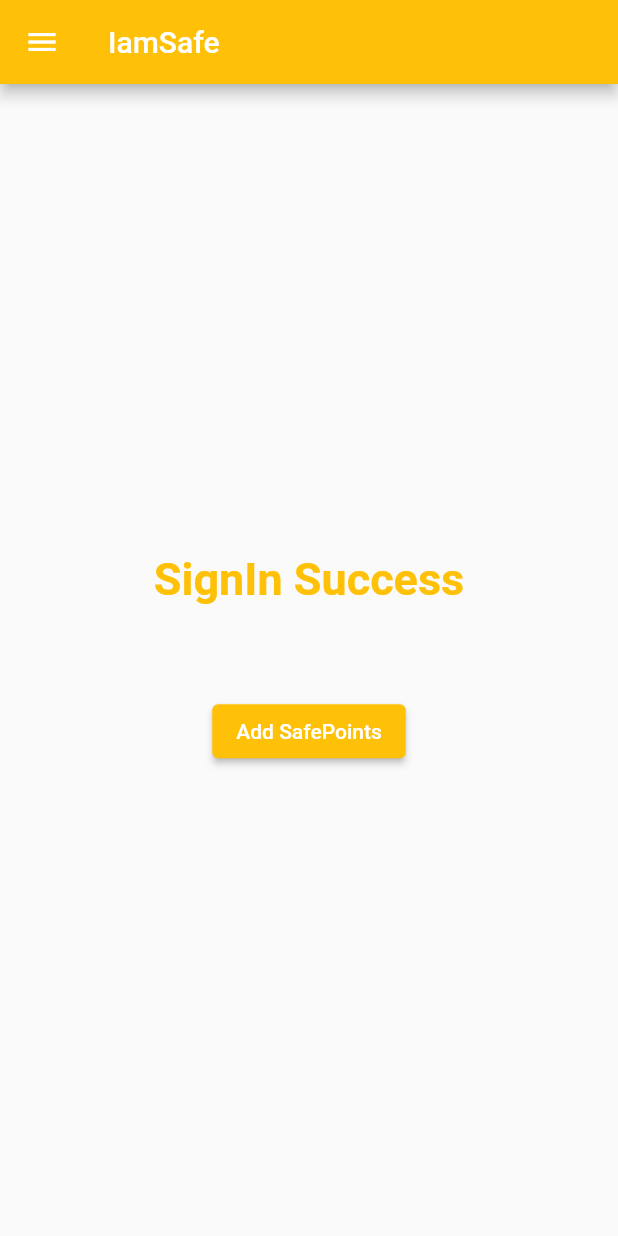
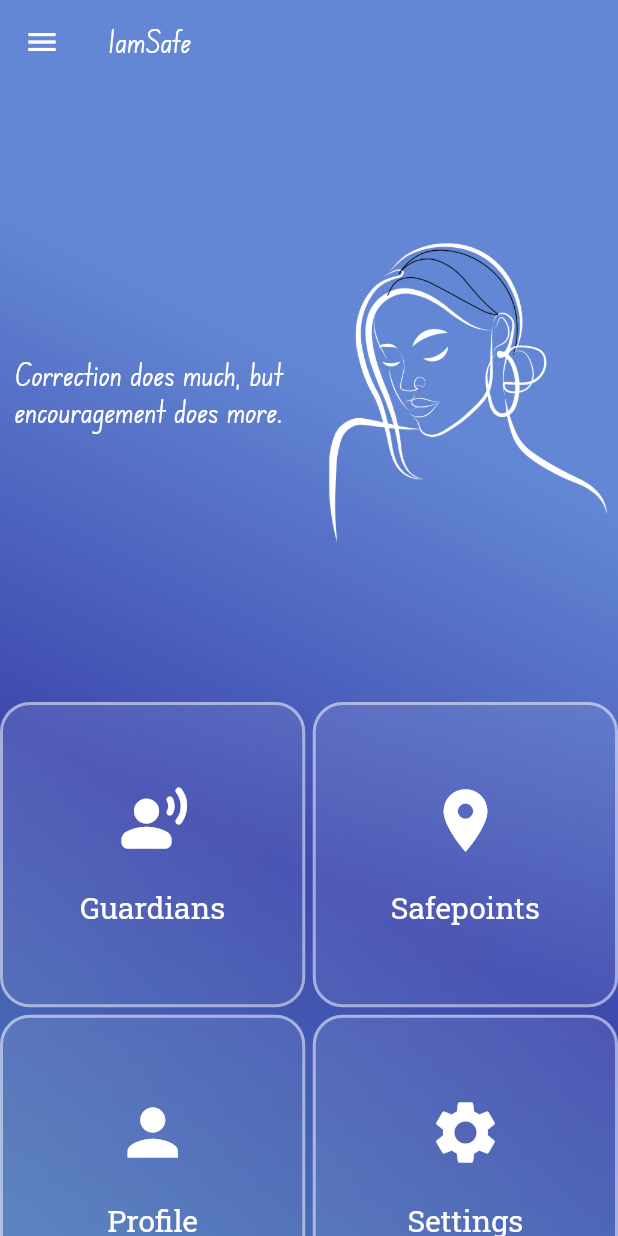
Before and after one commit to AwalkzzD/iamsafe, a Flutter app: the HomePage screen opened directly, on a phone screen of 412 x 824 dp. Run offline on Flutter 3.47's test engine with Material 2 defaults, Android fonts, the phone set to English and light mode, and no system bars; drawn by our look-alikes of glassmorphism; our stand-ins replace animated_splash_screen, audioplayers, cloud_firestore, firebase_auth, firebase_core, flutter_map and 7 more; missing offline and left inert: background_sms, flutter_email_sender, flutter_sound, fluttercontactpicker, geofence_flutter, noise_meter; accounts and stored records are empty.

Commit message:
ui modifications and guardians added

```diff
--- a/lib/home.dart
+++ b/lib/home.dart
@@ -1,7 +1,9 @@
 import 'package:firebase_core/firebase_core.dart';
 import 'package:flutter/material.dart';
 import 'package:firebase_auth/firebase_auth.dart';
+import 'package:glassmorphism/glassmorphism.dart';
 import 'package:iamsafe/database.dart';
+import 'package:iamsafe/guardians.dart';
 import 'package:iamsafe/location.dart';
 import 'package:iamsafe/microphone.dart';
 import 'package:iamsafe/profilepage.dart';
@@ -23,54 +25,103 @@ class _HomePageState extends State<HomePage> {
   Future<void> _logout() async {
     try {
       await FirebaseAuth.instance.signOut();
-      // Navigator.push(
-      //     context, MaterialPageRoute(builder: (context) => LoginPage()));
     } catch (e) {
       // ignore: avoid_print
       print(e.toString());
     }
   }
 
-  getData(String uid) async {
-    _map = (await DatabaseService().getUser(uid));
+  getData(String? uid) async {
+    _map = (await DatabaseService().getUser(uid!));
     setState(() {
       phoneNum = _map['phoneNum'].toString();
       userID = _map['userID'].toString();
     });
   }
 
+  Future _getUserDetails() async {
+    final user = FirebaseAuth.instance.currentUser;
+    getData(user?.uid);
+    if (user == null) {
+      return const CircularProgressIndicator();
+    }
+  }
+
   @override
   Widget build(BuildContext context) {
+    _getUserDetails();
     return Scaffold(
+      extendBodyBehindAppBar: true,
       appBar: AppBar(
-        title: const Text("IamSafe"),
-        backgroundColor: Colors.amber,
+        backgroundColor: Colors.transparent,
+        bottomOpacity: 0.0,
+        elevation: 0,
+        title: const Text(
+          "IamSafe",
+          style: TextStyle(fontFamily: 'EduNSWACTFoundation'),
         ),
-      drawer: Drawer(
+      ),
+      drawer: GlassmorphicContainer(
+        width: MediaQuery.of(context).size.width / 1.3,
+        height: MediaQuery.of(context).size.height,
+        borderRadius: 20,
+        border: 2,
+        blur: 20,
+        linearGradient: LinearGradient(
+            begin: Alignment.topLeft,
+            end: Alignment.bottomRight,
+            colors: [
+              const Color(0xFFffffff).withOpacity(0.1),
+              const Color(0xFFFFFFFF).withOpacity(0.05),
+            ],
+            // ignore: prefer_const_literals_to_create_immutables
+            stops: [
+              0.1,
+              1,
+            ]),
+        borderGradient: LinearGradient(
+          begin: Alignment.topLeft,
+          end: Alignment.bottomRight,
+          colors: [
+            const Color(0xFFffffff).withOpacity(0.5),
+            const Color((0xFFFFFFFF)).withOpacity(0.5),
+          ],
+        ),
         child: ListView(
           padding: EdgeInsets.zero,
           children: [
             UserAccountsDrawerHeader(
               decoration: const BoxDecoration(
-                color: Colors.amber,
+                color: Color.fromRGBO(70, 111, 165, 1),
               ),
               accountName: Text(
                 phoneNum,
                 style: const TextStyle(
-                  fontWeight: FontWeight.bold,
-                ),
+                    fontFamily: 'EduNSWACTFoundation', fontSize: 20),
               ),
               accountEmail: Text(
                 userID,
-                style: const TextStyle(fontWeight: FontWeight.w300),
+                style: const TextStyle(
+                    fontFamily: 'EduNSWACTFoundation', fontSize: 15),
               ),
               currentAccountPicture: CircleAvatar(
                 child: Image.asset('assets/default_profile_photo.png'),
               ),
             ),
             ListTile(
-              leading: const Icon(Icons.person),
-              title: const Text('Profile'),
+              leading: const Icon(
+                Icons.person,
+                size: 30,
+                color: Colors.white,
+              ),
+              title: const Text(
+                'Profile',
+                style: TextStyle(
+                  fontFamily: 'EduNSWACTFoundation',
+                  fontSize: 20,
+                  color: Colors.white,
+                ),
+              ),
               onTap: () {
                 Navigator.push(
                     context,
@@ -79,8 +130,19 @@ class _HomePageState extends State<HomePage> {
               },
             ),
             ListTile(
-              leading: const Icon(Icons.mic),
-              title: const Text('Microphone'),
+              leading: const Icon(
+                Icons.mic,
+                size: 30,
+                color: Colors.white,
+              ),
+              title: const Text(
+                'Microphone',
+                style: TextStyle(
+                  fontFamily: 'EduNSWACTFoundation',
+                  fontSize: 20,
+                  color: Colors.white,
+                ),
+              ),
               onTap: () {
                 Navigator.push(
                     context,
@@ -89,8 +151,19 @@ class _HomePageState extends State<HomePage> {
               },
             ),
             ListTile(
-              leading: const Icon(Icons.location_on),
-              title: const Text('Location'),
+              leading: const Icon(
+                Icons.location_on,
+                size: 30,
+                color: Colors.white,
+              ),
+              title: const Text(
+                'Location',
+                style: TextStyle(
+                  fontFamily: 'EduNSWACTFoundation',
+                  fontSize: 20,
+                  color: Colors.white,
+                ),
+              ),
               onTap: () {
                 Navigator.push(
                     context,
@@ -101,8 +174,17 @@ class _HomePageState extends State<HomePage> {
             ListTile(
               leading: const Icon(
                 Icons.logout,
+                size: 30,
+                color: Colors.white,
               ),
-              title: const Text('Logout'),
+              title: const Text(
+                'Logout',
+                style: TextStyle(
+                  fontFamily: 'EduNSWACTFoundation',
+                  fontSize: 20,
+                  color: Colors.white,
+                ),
+              ),
               onTap: () {
                 _logout();
               },
@@ -110,55 +192,130 @@ class _HomePageState extends State<HomePage> {
           ],
         ),
       ),
-      body: FutureBuilder(
-        future: Future.value(FirebaseAuth.instance.currentUser),
-        builder: (context, snapshot) {
-          User? user = snapshot.data;
-          getData(user!.uid);
-          return snapshot.hasData
-              ? Center(
+      body: Container(
+          decoration: const BoxDecoration(
+            gradient: LinearGradient(
+              begin: Alignment.topRight,
+              end: Alignment.bottomLeft,
+              colors: [
+                Color.fromRGBO(99, 135, 212, 1),
+                Color.fromRGBO(99, 135, 212, 1),
+                Color.fromRGBO(62, 73, 174, 1),
+                Color.fromRGBO(77, 121, 186, 1),
+              ],
+            ),
+          ),
+          child: GridView.count(
+            crossAxisCount: 1,
+            physics: const NeverScrollableScrollPhysics(),
+            children: [
+              Container(
+                  margin: const EdgeInsets.fromLTRB(10, 0, 0, 0),
+                  child: Row(
+                    children: [
+                      const Flexible(
+                        child: Text(
+                          'Correction does much, but encouragement does more.',
+                          style: TextStyle(
+                            fontFamily: 'EduNSWACTFoundation',
+                            fontSize: 20,
+                            color: Colors.white,
+                          ),
+                        ),
+                      ),
+                      Image.asset(
+                        'assets/home_screen_illustration.png',
+                        scale: 5,
+                      ),
+                    ],
+                  )),
+              Container(
+                child: GridView.count(
+                  crossAxisCount: 2,
+                  mainAxisSpacing: 5,
+                  crossAxisSpacing: 5,
+                  children: [
+                    buildCell('Guardians', Icons.spatial_audio_off_rounded),
+                    buildCell('Safepoints', Icons.location_on),
+                    buildCell('Profile', Icons.person),
+                    buildCell('Settings', Icons.settings),
+                  ],
+                ),
+              ),
+            ],
+          )),
+    );
+  }
+
+  Widget buildCell(String text, IconData icon) {
+    return GestureDetector(
+      onTap: () {
+        if (text == 'Guardians') {
+          Navigator.push(context,
+              MaterialPageRoute(builder: (context) => const Guardian()));
+        }
+        if (text == 'Safepoints') {
+          Navigator.push(context,
+              MaterialPageRoute(builder: (context) => const GeoTracking()));
+        }
+        if (text == 'Profile') {
+          Navigator.push(context,
+              MaterialPageRoute(builder: (context) => const ProfilePage()));
+        }
+        if (text == 'Settings') {
+          _logout();
+        }
+      },
+      child: GlassmorphicContainer(
+        width: MediaQuery.of(context).size.width / 2,
+        height: MediaQuery.of(context).size.height,
+        borderRadius: 20,
+        border: 2,
+        blur: 2,
+        linearGradient: LinearGradient(
+            begin: Alignment.topLeft,
+            end: Alignment.bottomRight,
+            colors: [
+              const Color(0xFFffffff).withOpacity(0.1),
+              const Color(0xFFFFFFFF).withOpacity(0.05),
+            ],
+            stops: [
+              0.1,
+              1,
+            ]),
+        borderGradient: LinearGradient(
+          begin: Alignment.topLeft,
+          end: Alignment.bottomRight,
+          colors: [
+            const Color(0xFFffffff).withOpacity(0.5),
+            const Color((0xFFFFFFFF)).withOpacity(0.5),
+          ],
+        ),
         child: Column(
           mainAxisAlignment: MainAxisAlignment.center,
           crossAxisAlignment: CrossAxisAlignment.center,
           children: [
-                      const Text(
-                        "SignIn Success",
-                        style: TextStyle(
-                          color: Colors.amber,
-                          fontWeight: FontWeight.bold,
-                          fontSize: 30,
-                        ),
+            Icon(
+              icon,
+              size: 50,
+              color: Colors.white,
             ),
             const SizedBox(
               height: 20,
             ),
-                      // Text("UserId: ${user.uid}"),
-                      const SizedBox(
-                        height: 20,
+            Align(
+              alignment: Alignment.center,
+              child: Text(
+                text,
+                style: const TextStyle(
+                  fontFamily: 'RobotoSlab',
+                  fontSize: 20,
+                  color: Colors.white,
                 ),
-                      // Text("Registered Phone Number: ${user.phoneNumber}"),
-                      const SizedBox(
-                        height: 20,
               ),
-                      ElevatedButton(
-                        style: ElevatedButton.styleFrom(
-                            backgroundColor: Colors.amber),
-                        onPressed: () {
-                          Navigator.push(
-                              context,
-                              MaterialPageRoute(
-                                  builder: (context) => GeoTracking()));
-                        },
-                        child: const Text(
-                          "Add SafePoints",
-                          style: TextStyle(color: Colors.white),
             ),
-                      )
           ],
         ),
-                )
-              : const CircularProgressIndicator();
-        },
       ),
     );
   }
```
Also changed, not shown: lib/database.dart (+23 -0 lines), lib/guardians.dart (added, +236 -0 lines), lib/introductionpage.dart (+9 -9 lines), lib/location.dart (+35 -26 lines), lib/login.dart (+24 -29 lines), lib/main.dart (+4 -4 lines), lib/microphone.dart (+12 -3 lines), pubspec.yaml (+10 -0 lines), assets/IamSafe_new.png (added), assets/guardians_illustration.png (added), assets/home_screen_illustration.png (added), assets/introduction_screen_1_new.png (added), assets/introduction_screen_2_new.png (added), assets/introduction_screen_3_new.png (added), 4 more files, 1 other file. Lines whose indentation alone changed are shown as unchanged.
